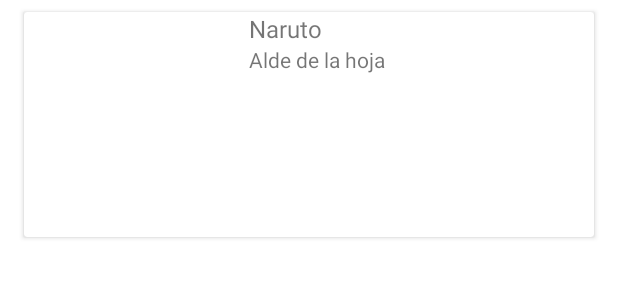
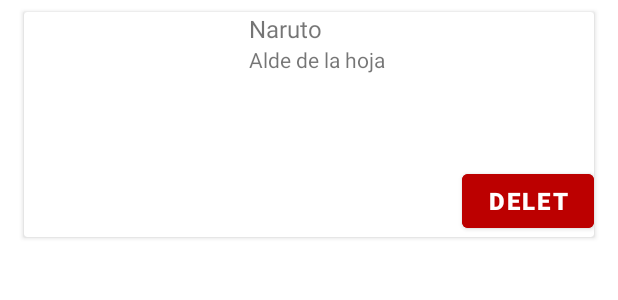
Before and after one commit to Sael0501/RecyclerView, an Android app: the layout item_ninja.xml on its own in the app's theme, with its tools: preview values and no code run, on a phone screen of 412 x 824 dp. Shown: the top 300 px of the screen. Run offline under Robolectric (Android 15) with nearby library versions, the phone set to English and light mode, and no system bars.

Commit message:
Delet_and_create_button

```diff
--- a/app/src/main/res/layout/item_ninja.xml
+++ b/app/src/main/res/layout/item_ninja.xml
@@ -38,5 +38,16 @@
             app:layout_constraintTop_toBottomOf="@+id/ninjaName"
             tools:text="Alde de la hoja" />
 
+        <Button
+            android:id="@+id/deletButton"
+            android:layout_width="wrap_content"
+            android:layout_height="wrap_content"
+            app:layout_constraintBottom_toBottomOf="parent"
+            app:layout_constraintEnd_toEndOf="parent"
+            android:text="@string/delet_ninja"
+            android:textStyle="bold"
+            android:textSize="16sp"
+            android:backgroundTint="@color/red"/>
+
     </androidx.constraintlayout.widget.ConstraintLayout>
 </androidx.cardview.widget.CardView>
--- a/app/src/main/res/values/colors.xml
+++ b/app/src/main/res/values/colors.xml
@@ -1,5 +1,6 @@
 <?xml version="1.0" encoding="utf-8"?>
 <resources>
+    <color name="add">#F44336</color>
     <color name="purple_200">#FFBB86FC</color>
     <color name="purple_500">#FF6200EE</color>
     <color name="purple_700">#FF3700B3</color>
@@ -7,4 +8,5 @@
     <color name="teal_700">#FF018786</color>
     <color name="black">#FF000000</color>
     <color name="white">#FFFFFFFF</color>
+    <color name="red">#BC0000</color>
 </resources>
--- a/app/src/main/res/values/strings.xml
+++ b/app/src/main/res/values/strings.xml
@@ -1,4 +1,6 @@
 <resources>
     <string name="app_name">Recycler_view Naruto</string>
     <string name="todo">TODO</string>
+    <string name="delet_ninja">Delet</string>
+    <string name="add_ninja">Add Ninja</string>
 </resources>
```
Also changed, not shown: app/src/main/java/com/example/recycler_view/MainActivity.kt (+30 -7 lines), app/src/main/java/com/example/recycler_view/adapter/NinjaAdapter.kt (+7 -3 lines), app/src/main/java/com/example/recycler_view/adapter/NinjaViewHolder.kt (+3 -4 lines), app/src/main/res/layout/activity_main.xml (+17 -3 lines).
